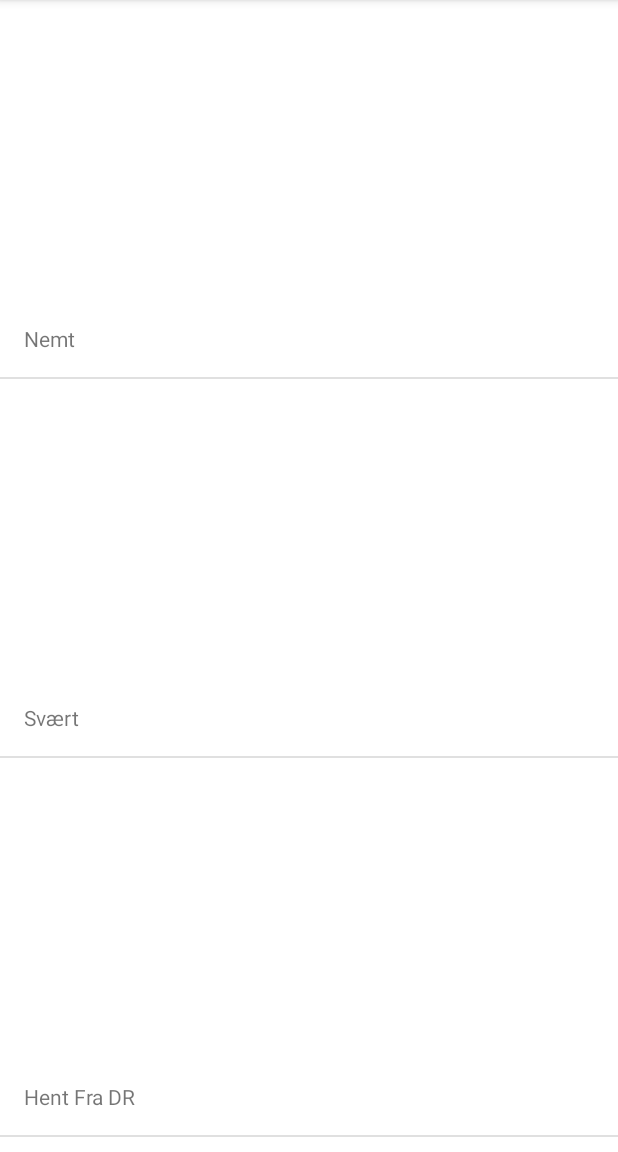
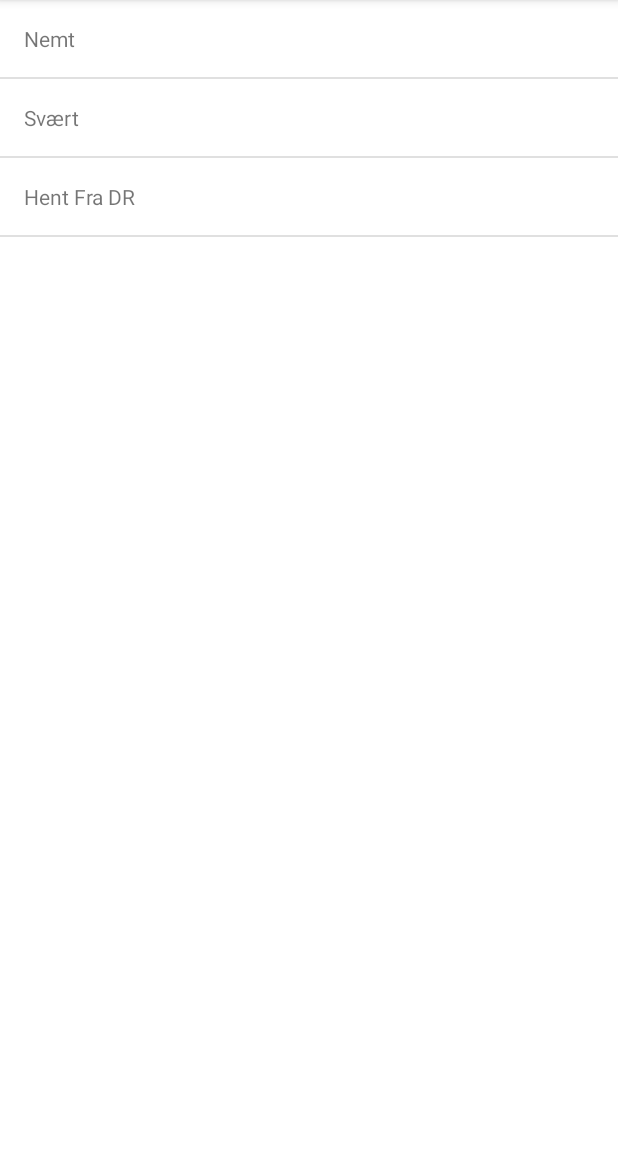
Before and after one commit to GustavKirkholt/s164765Galgeleg, an Android app: the ChooseWordType screen opened directly, with no data from a screen before it, on a phone screen of 412 x 824 dp, the part 84-1236 px from its top. Run offline under Robolectric (Android 15) with nearby library versions, the phone set to English and light mode, and no system bars.

Commit message:
Man kan nu vælger mellem 3 muligheder fra en liste, her er mulighed for at udvide med endnu flere muligheder

```diff
--- a/app/src/main/res/layout/activity_choose_word_type.xml
+++ b/app/src/main/res/layout/activity_choose_word_type.xml
@@ -15,6 +15,5 @@
         android:id="@+id/listeelement"
         android:layout_width="match_parent"
         android:layout_height="wrap_content"
-        android:layout_marginTop="200dp"
         android:text="TextView" />
 </LinearLayout>
```
